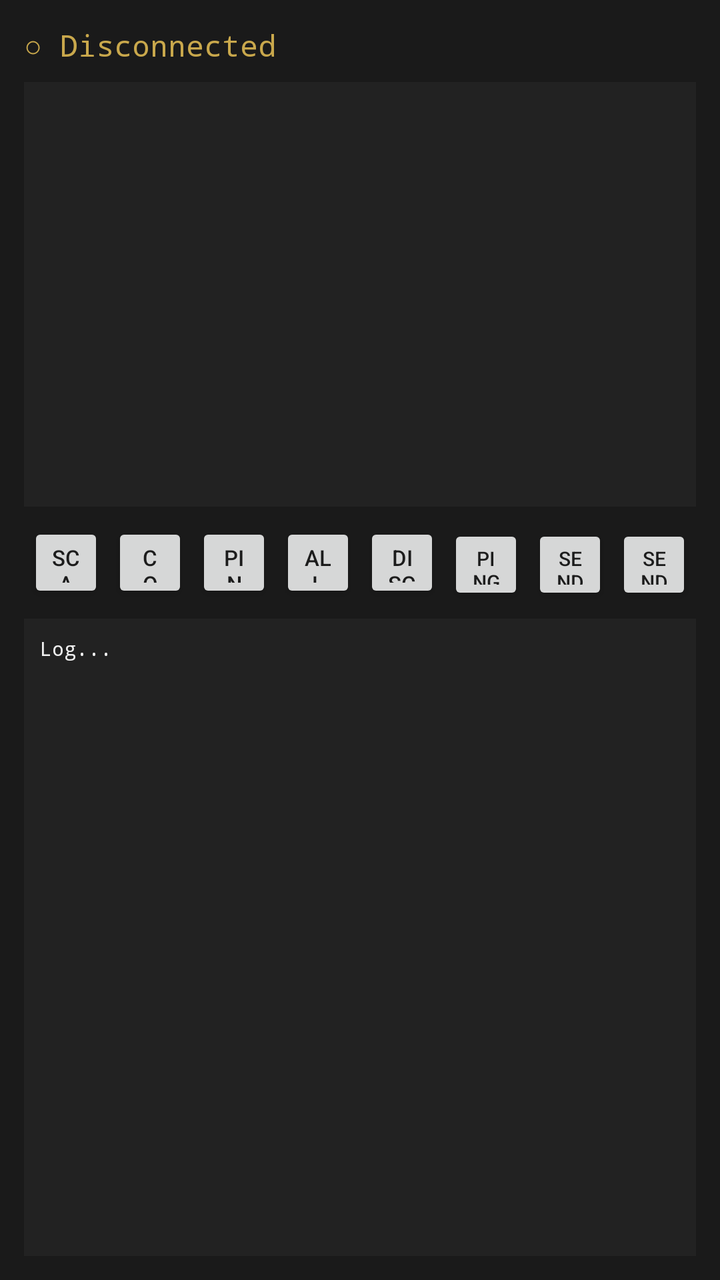
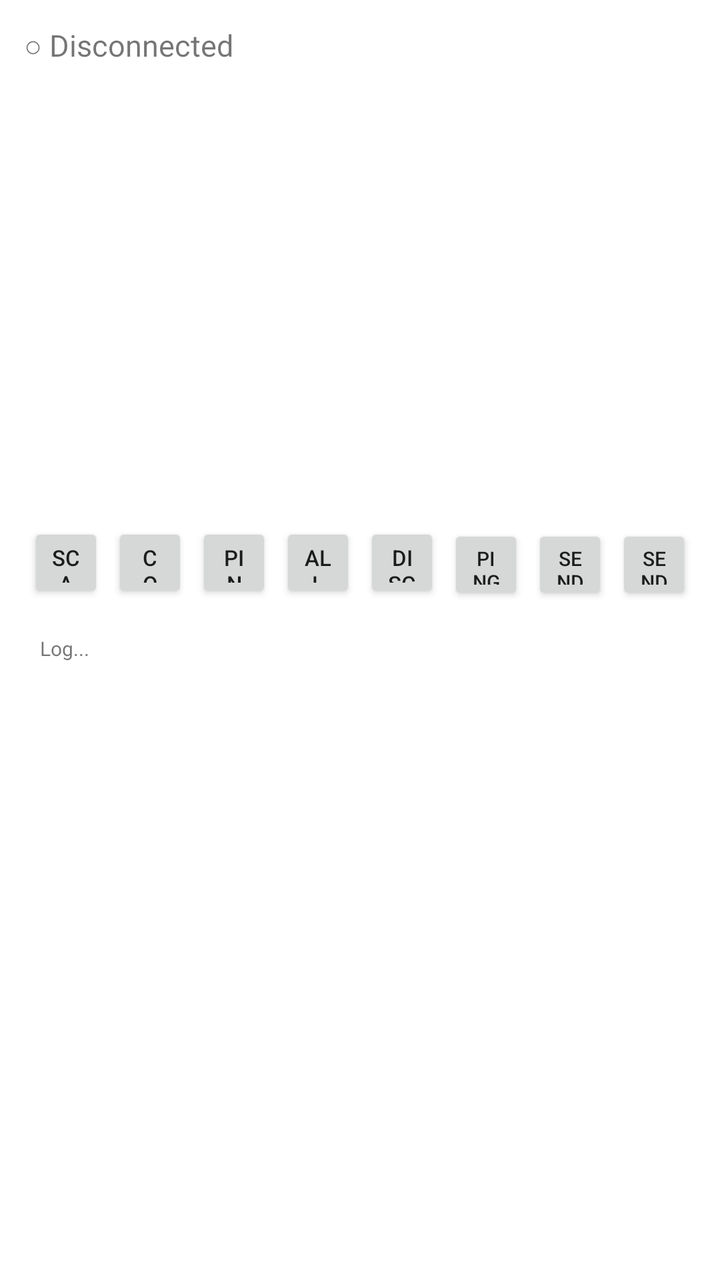

Compare the two renders of this Android layout. The source of the first and the diff that turns it into the second are given below.
<!-- AndroidManifest.xml: application theme Theme.LoRemote -->
<!-- res/layout/activity_main.xml -->
<?xml version="1.0" encoding="utf-8"?>
<LinearLayout xmlns:android="http://schemas.android.com/apk/res/android"
    android:layout_width="match_parent"
    android:layout_height="match_parent"
    android:orientation="vertical"
    android:padding="12dp"
    android:background="#1a1a1a">

    <TextView
        android:id="@+id/tvStatus"
        android:layout_width="match_parent"
        android:layout_height="wrap_content"
        android:text="○ Disconnected"
        android:textColor="#c9a84c"
        android:textSize="15sp"
        android:fontFamily="monospace"
        android:paddingBottom="8dp"/>

    
    <ListView
        android:id="@+id/lvDevices"
        android:layout_width="match_parent"
        android:layout_height="0dp"
        android:layout_weight="2"
        android:background="#222222"
        android:divider="#333333"
        android:dividerHeight="1dp"/>

    
    <LinearLayout
        android:layout_width="match_parent"
        android:layout_height="wrap_content"
        android:orientation="horizontal"
        android:paddingTop="6dp"
        android:paddingBottom="6dp">

        <Button android:id="@+id/btnScan"
            android:layout_width="0dp" android:layout_height="40dp" android:layout_weight="1"
            android:text="SCAN" android:textSize="11sp" android:layout_margin="2dp"/>
        <Button android:id="@+id/btnConnect"
            android:layout_width="0dp" android:layout_height="40dp" android:layout_weight="1"
            android:text="CONNECT" android:textSize="11sp" android:layout_margin="2dp"/>
        <Button android:id="@+id/btnPing"
            android:layout_width="0dp" android:layout_height="40dp" android:layout_weight="1"
            android:text="PING" android:textSize="11sp" android:layout_margin="2dp"/>
        <Button android:id="@+id/btnAll"
            android:layout_width="0dp" android:layout_height="40dp" android:layout_weight="1"
            android:text="ALL" android:textSize="11sp" android:layout_margin="2dp"/>
        <Button android:id="@+id/btnDisc"
            android:layout_width="0dp" android:layout_height="40dp" android:layout_weight="1"
            android:text="DISC" android:textSize="11sp" android:layout_margin="2dp"/>
        <Button android:id="@+id/btnPingBroadcast"
            android:layout_width="0dp" android:layout_height="40dp" android:layout_weight="1"
            android:text="PING→" android:textSize="10sp" android:layout_margin="2dp"/>
        <Button android:id="@+id/btnSendTest"
            android:layout_width="0dp" android:layout_height="40dp" android:layout_weight="1"
            android:text="SEND TEST" android:textSize="10sp" android:layout_margin="2dp"/>
        <Button android:id="@+id/btnSendText"
            android:layout_width="0dp" android:layout_height="40dp" android:layout_weight="1"
            android:text="SEND TEXT" android:textSize="10sp" android:layout_margin="2dp"/>
    </LinearLayout>

    
    <ScrollView
        android:id="@+id/scrollLog"
        android:layout_width="match_parent"
        android:layout_height="0dp"
        android:layout_weight="3"
        android:background="#222222">

        <TextView
            android:id="@+id/tvLog"
            android:layout_width="match_parent"
            android:layout_height="wrap_content"
            android:text="Log...\n"
            android:textColor="#f0f0f0"
            android:textSize="10sp"
            android:fontFamily="monospace"
            android:padding="8dp"/>
    </ScrollView>
</LinearLayout>
<!-- resources referenced by this layout -->
<resources>
  <style name="Theme.LoRemote" parent="Theme.MaterialComponents.DayNight.DarkActionBar">
          <item name="colorPrimary">#c9a84c</item>
          <item name="colorPrimaryVariant">#9a7a30</item>
          <item name="colorOnPrimary">#1a1a1a</item>
      </style>
</resources>

<!-- the commit's change to res/layout/activity_main.xml (unified diff, before → after) -->
@@ -3,30 +3,22 @@
     android:layout_width="match_parent"
     android:layout_height="match_parent"
     android:orientation="vertical"
-    android:padding="12dp"
-    android:background="#1a1a1a">
+    android:padding="12dp">
 
     <TextView
         android:id="@+id/tvStatus"
         android:layout_width="match_parent"
         android:layout_height="wrap_content"
         android:text="○ Disconnected"
-        android:textColor="#c9a84c"
         android:textSize="15sp"
-        android:fontFamily="monospace"
         android:paddingBottom="8dp"/>
 
-    
     <ListView
         android:id="@+id/lvDevices"
         android:layout_width="match_parent"
         android:layout_height="0dp"
-        android:layout_weight="2"
-        android:background="#222222"
-        android:divider="#333333"
-        android:dividerHeight="1dp"/>
+        android:layout_weight="2"/>
 
-    
     <LinearLayout
         android:layout_width="match_parent"
         android:layout_height="wrap_content"
@@ -60,22 +52,18 @@
             android:text="SEND TEXT" android:textSize="10sp" android:layout_margin="2dp"/>
     </LinearLayout>
 
-    
     <ScrollView
         android:id="@+id/scrollLog"
         android:layout_width="match_parent"
         android:layout_height="0dp"
-        android:layout_weight="3"
-        android:background="#222222">
+        android:layout_weight="3">
 
         <TextView
             android:id="@+id/tvLog"
             android:layout_width="match_parent"
             android:layout_height="wrap_content"
             android:text="Log...\n"
-            android:textColor="#f0f0f0"
             android:textSize="10sp"
-            android:fontFamily="monospace"
             android:padding="8dp"/>
     </ScrollView>
 </LinearLayout>
<!-- resource entries referenced after the edit -->
@@ -1,9 +1,5 @@
 <!-- resources referenced by this layout -->
 <resources>
-  <style name="Theme.LoRemote" parent="Theme.MaterialComponents.DayNight.DarkActionBar">
-          <item name="colorPrimary">#c9a84c</item>
-          <item name="colorPrimaryVariant">#9a7a30</item>
-          <item name="colorOnPrimary">#1a1a1a</item>
-      </style>
+
 </resources>
 
